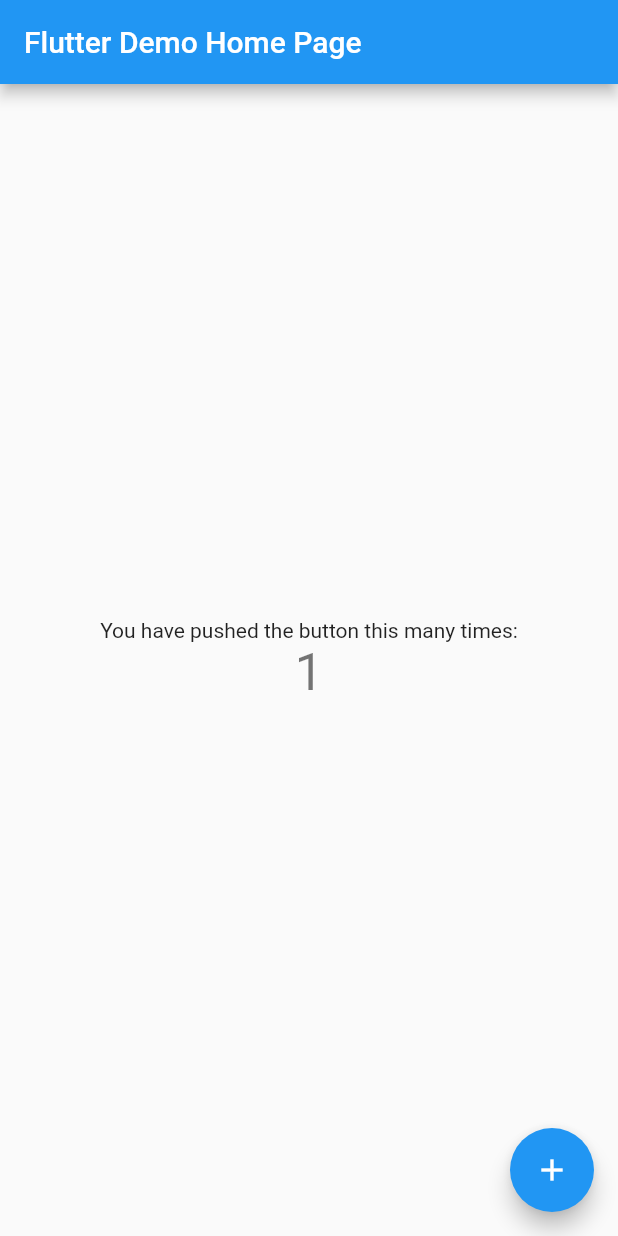
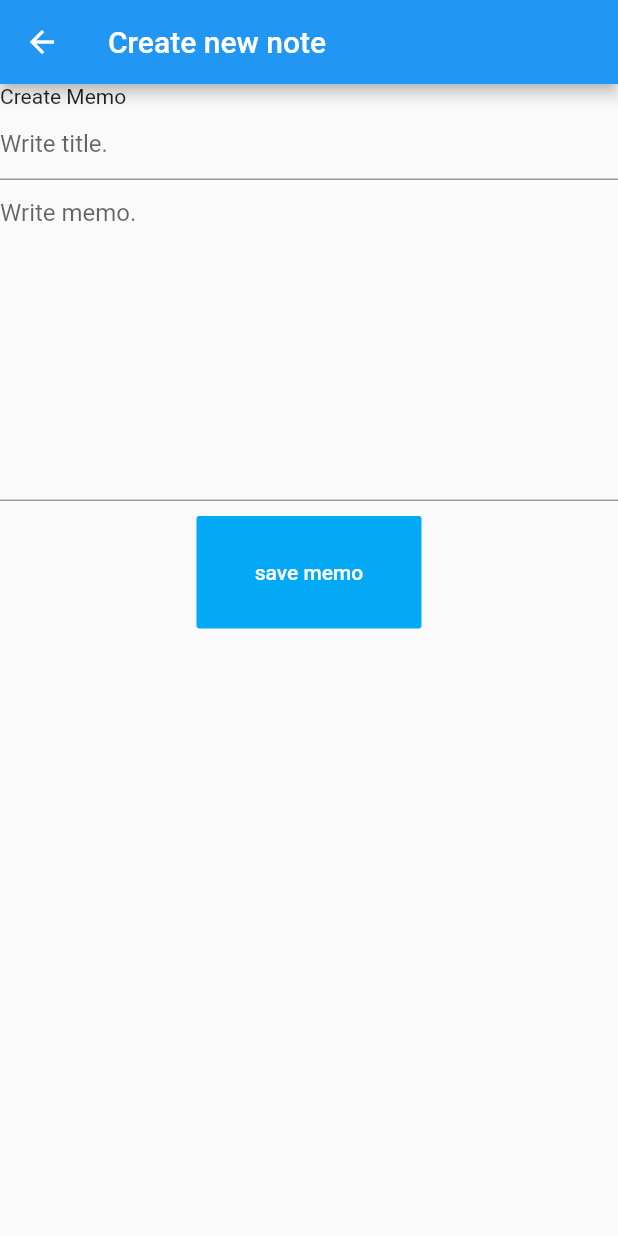
Before and after one commit to ka2jun8/flutter-myapp, a Flutter app: the screen it shows after launch, after a tap on the "add" icon, on a phone screen of 412 x 824 dp. Run offline on Flutter 3.47's test engine with Material 2 defaults, Android fonts, the phone set to English and light mode, and no system bars.

Commit message:
feat: create note app

```diff
--- /dev/null
+++ b/lib/create.dart
@@ -0,0 +1,55 @@
+import 'package:flutter/material.dart';
+import 'package:my_app/entity/memo.dart';
+
+class Create extends StatelessWidget {
+  final Memo _memo;
+  Create(this._memo);
+
+  @override
+  Widget build(BuildContext context) {
+    return Scaffold(
+      appBar: AppBar(
+        title: Text('Create new note'),
+      ),
+      body: ListView(children: <Widget>[
+        Text("Create Memo"),
+        TextField(
+          decoration: InputDecoration(
+            hintText: "Write title."
+          ),
+          controller: TextEditingController(text: _memo.title),
+          onChanged: (String newTitle) {
+            _memo.title = newTitle;
+          },
+        ),
+        TextField(
+          maxLines: 10,
+          decoration: InputDecoration(
+            hintText: "Write memo."
+          ),
+          controller: TextEditingController(text: _memo.body),
+          onChanged: (String newBody) {
+            _memo.body = newBody;
+          },
+        ),
+        Center(
+          child: Container(
+            margin: const EdgeInsets.all(10.0),
+            height: 75.0,
+            width: 150.0,
+
+            child: FlatButton(
+              child: Text('save memo'),
+              color: Colors.lightBlue,
+              textColor: Colors.white,
+              onPressed: () {
+                Navigator.pop(context);
+              },
+            ),
+          ),
+        ),
+      ])
+    );
+  }
+
+}
--- /dev/null
+++ b/lib/detail.dart
@@ -0,0 +1,56 @@
+import 'package:flutter/cupertino.dart';
+import 'package:flutter/material.dart';
+import 'package:my_app/entity/memo.dart';
+
+class Detail extends StatelessWidget {
+  final Memo _memo;
+
+  Detail(this._memo);
+
+  @override
+  Widget build(BuildContext context) {
+    return Scaffold(
+      appBar: AppBar(
+        title: Text('Detail'),
+      ),
+      body: ListView(children: <Widget>[
+        Text("Edit Memo"),
+        TextField(
+          decoration: InputDecoration(
+            hintText: "Edit title.",
+          ),
+          controller: TextEditingController(text: _memo.title),
+          onChanged: (String newTitle) {
+            _memo.title = newTitle;
+          },
+        ),
+        TextField(
+          maxLines: 10,
+          decoration: InputDecoration(
+            hintText: "Edit memo.",
+          ),
+          controller: TextEditingController(text: _memo.body),
+          onChanged: (String newBody) {
+            _memo.body = newBody;
+          },
+        ),
+        Center(
+          child: Container(
+            margin: const EdgeInsets.all(10.0),
+            height: 75.0,
+            width: 150.0,
+
+            child: FlatButton(
+              child: Text('save memo'),
+              color: Colors.lightBlue,
+              textColor: Colors.white,
+              onPressed: () {
+                Navigator.pop(context);
+              },
+            ),
+          ),
+        ),
+      ],),
+    );
+  }
+}
--- /dev/null
+++ b/lib/entity/memo.dart
@@ -0,0 +1,5 @@
+class Memo {
+  String title;
+  String body;
+  Memo(this.title, this.body);
+}
--- a/lib/main.dart
+++ b/lib/main.dart
@@ -1,112 +1,96 @@
 import 'package:flutter/material.dart';
+import 'package:my_app/create.dart';
+import 'package:my_app/detail.dart';
+import 'package:my_app/entity/memo.dart';
 
 void main() => runApp(MyApp());
 
 class MyApp extends StatelessWidget {
-
-  // This widget is the root of your application.
   @override
   Widget build(BuildContext context) {
     return MaterialApp(
-      title: 'Flutter Demo',
+      title: 'Note App',
       theme: ThemeData(
-        // This is the theme of your application.
-        //
-        // Try running your application with "flutter run". You'll see the
-        // application has a blue toolbar. Then, without quitting the app, try
-        // changing the primarySwatch below to Colors.green and then invoke
-        // "hot reload" (press "r" in the console where you ran "flutter run",
-        // or simply save your changes to "hot reload" in a Flutter IDE).
-        // Notice that the counter didn't reset back to zero; the application
-        // is not restarted.
         primarySwatch: Colors.blue,
       ),
-      home: MyHomePage(title: 'Flutter Demo Home Page'),
+      home: Home(title: 'Note List'),
     );
   }
 }
 
-class MyHomePage extends StatefulWidget {
-  MyHomePage({Key key, this.title}) : super(key: key);
-
-  // This widget is the home page of your application. It is stateful, meaning
-  // that it has a State object (defined below) that contains fields that affect
-  // how it looks.
-
-  // This class is the configuration for the state. It holds the values (in this
-  // case the title) provided by the parent (in this case the App widget) and
-  // used by the build method of the State. Fields in a Widget subclass are
-  // always marked "final".
+class Home extends StatefulWidget {
+  Home({Key key, this.title}) : super(key: key);
 
   final String title;
 
   @override
-  _MyHomePageState createState() => _MyHomePageState();
+  _HomeState createState() => _HomeState();
 }
 
-class _MyHomePageState extends State<MyHomePage> {
-  int _counter = 0;
+class _HomeState extends State<Home> {
+  List<Memo> memos = new List<Memo>();
+  final _biggerFont = const TextStyle(
+    color: Colors.black,
+    fontSize: 18.0,
+  );
 
-  void _incrementCounter() {
-    setState(() {
-      // This call to setState tells the Flutter framework that something has
-      // changed in this State, which causes it to rerun the build method below
-      // so that the display can reflect the updated values. If we changed
-      // _counter without calling setState(), then the build method would not be
-      // called again, and so nothing would appear to happen.
-      _counter++;
-    });
-  }
+  // void _addNote() {
+  // }
 
   @override
   Widget build(BuildContext context) {
-    // This method is rerun every time setState is called, for instance as done
-    // by the _incrementCounter method above.
-    //
-    // The Flutter framework has been optimized to make rerunning build methods
-    // fast, so that you can just rebuild anything that needs updating rather
-    // than having to individually change instances of widgets.
     return Scaffold(
       appBar: AppBar(
-        // Here we take the value from the MyHomePage object that was created by
-        // the App.build method, and use it to set our appbar title.
         title: Text(widget.title),
       ),
-      body: Center(
-        // Center is a layout widget. It takes a single child and positions it
-        // in the middle of the parent.
-        child: Column(
-          // Column is also layout widget. It takes a list of children and
-          // arranges them vertically. By default, it sizes itself to fit its
-          // children horizontally, and tries to be as tall as its parent.
-          //
-          // Invoke "debug painting" (press "p" in the console, choose the
-          // "Toggle Debug Paint" action from the Flutter Inspector in Android
-          // Studio, or the "Toggle Debug Paint" command in Visual Studio Code)
-          // to see the wireframe for each widget.
-          //
-          // Column has various properties to control how it sizes itself and
-          // how it positions its children. Here we use mainAxisAlignment to
-          // center the children vertically; the main axis here is the vertical
-          // axis because Columns are vertical (the cross axis would be
-          // horizontal).
-          mainAxisAlignment: MainAxisAlignment.center,
-          children: <Widget>[
-            Text(
-              'You have pushed the button this many times:',
-            ),
-            Text(
-              '$_counter',
-              style: Theme.of(context).textTheme.display1,
-            ),
-          ],
-        ),
-      ),
+      body: _list(),
       floatingActionButton: FloatingActionButton(
-        onPressed: _incrementCounter,
-        tooltip: 'Increment',
+        tooltip: 'Add Note',
         child: Icon(Icons.add),
+        onPressed: () {
+          Memo newMemo = Memo('','');
+          memos.add(newMemo);
+          Navigator.push(context, MaterialPageRoute<Null>(
+            settings: const RouteSettings(name: "/create"),
+            builder: (BuildContext context) => Create(newMemo)
+          ));
+        },
       ), // This trailing comma makes auto-formatting nicer for build methods.
     );
   }
+
+  Widget _list() {
+    return ListView.builder(
+      padding: const EdgeInsets.all(16.0),
+      itemCount: memos.length,
+      itemBuilder: (context, i) {
+        final item = memos[i];
+
+        return Dismissible(
+          key: Key(item.title),
+          onDismissed: (direction) {
+            memos.removeAt(i);
+
+            Scaffold.of(context).showSnackBar(
+              SnackBar(content: Text("Memo dismissed"))
+            );
+          },
+          background: Container(color: Colors.red),
+          child: ListTile(
+            leading: Icon(Icons.wb_sunny),
+            title: Text(
+              item.title,
+            ),
+            trailing: Icon(Icons.keyboard_arrow_right),
+            onTap: () {
+              Navigator.push(context, MaterialPageRoute<Null>(
+                settings: const RouteSettings(name: "/detail"),
+                builder: (BuildContext context) => Detail(item),
+              ));
+            },
+          ),
+        );
+      },
+    );
+  }
 }
```
